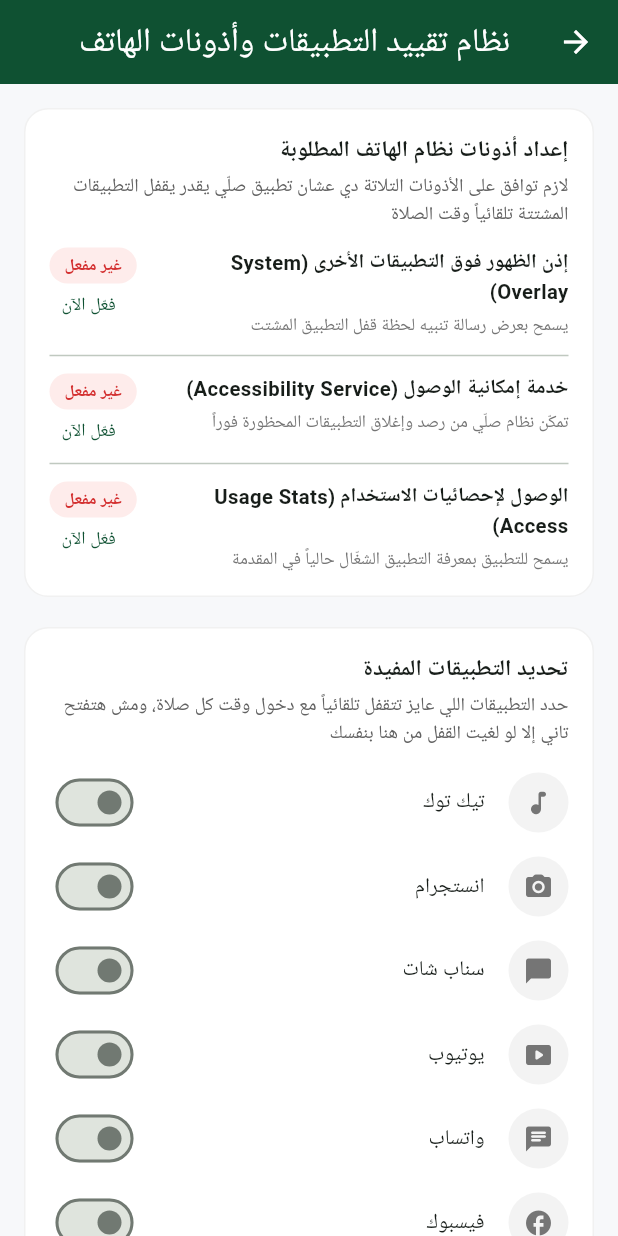
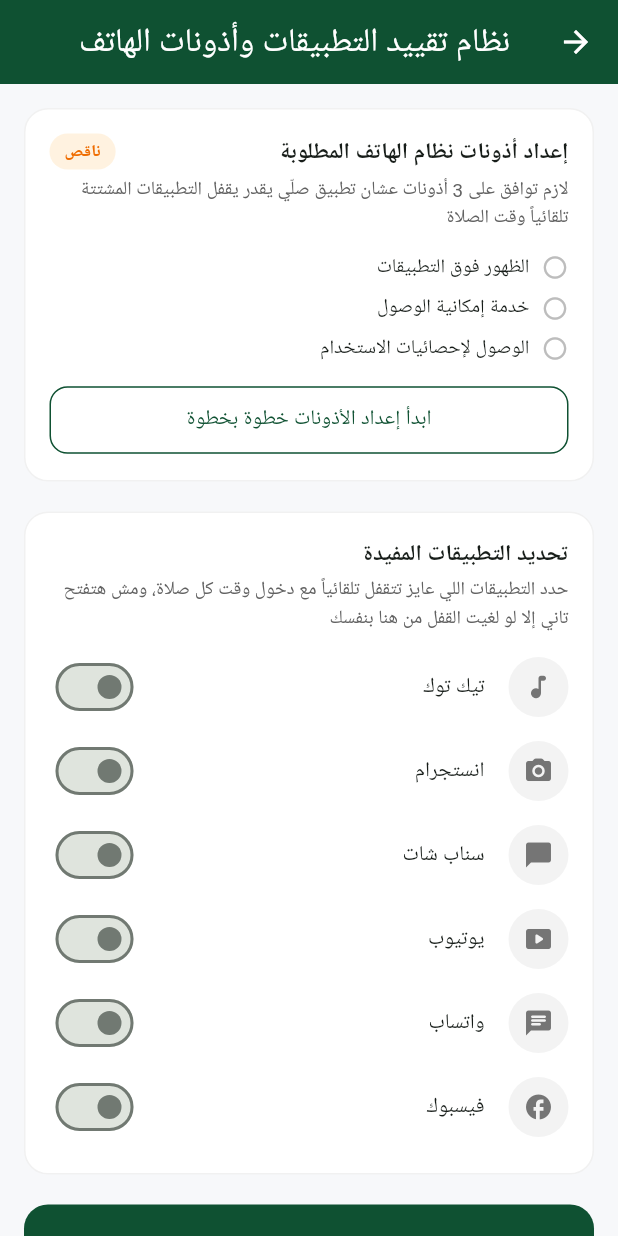
Before and after one commit to mahmoudkhalifakh91-arch/salii, a Flutter app: the AppBlockScreen screen opened directly, on a phone screen of 412 x 824 dp. Run offline on Flutter 3.47's test engine with Material 3 defaults, Android fonts, the phone set to English and light mode, and no system bars; our stand-ins replace adhan, audioplayers, flutter_compass, flutter_local_notifications, flutter_timezone, geolocator and 2 more; missing offline and left inert: quran; accounts and stored records are empty.

Commit message:
Add files via upload

```diff
--- a/lib/screens/app_block_screen.dart
+++ b/lib/screens/app_block_screen.dart
@@ -5,6 +5,7 @@
 import '../services/settings_service.dart';
 import '../services/location_service.dart';
 import '../services/prayer_service.dart';
+import 'permission_wizard_screen.dart';
 
 const _brandGreen = Color(0xFF0F5132);
 
@@ -171,97 +172,79 @@
       child: Column(
         crossAxisAlignment: CrossAxisAlignment.start,
         children: [
-          const Text(
-            'إعداد أذونات نظام الهاتف المطلوبة',
-            style: TextStyle(fontWeight: FontWeight.bold, fontSize: 15),
+          Row(
+            children: [
+              const Expanded(
+                child: Text(
+                  'إعداد أذونات نظام الهاتف المطلوبة',
+                  style: TextStyle(fontWeight: FontWeight.bold, fontSize: 15),
+                ),
+              ),
+              Container(
+                padding: const EdgeInsets.symmetric(horizontal: 10, vertical: 4),
+                decoration: BoxDecoration(
+                  color: _allPermissionsGranted
+                      ? Colors.green.withOpacity(0.12)
+                      : Colors.orange.withOpacity(0.12),
+                  borderRadius: BorderRadius.circular(20),
+                ),
+                child: Text(
+                  _allPermissionsGranted ? 'مكتمل' : 'ناقص',
+                  style: TextStyle(
+                    fontSize: 11,
+                    fontWeight: FontWeight.bold,
+                    color: _allPermissionsGranted ? Colors.green.shade800 : Colors.orange.shade800,
+                  ),
+                ),
+              ),
+            ],
           ),
           const SizedBox(height: 4),
           Text(
-            'لازم توافق على الأذونات التلاتة دي عشان تطبيق صلّي يقدر يقفل التطبيقات المشتتة تلقائياً وقت الصلاة',
+            'لازم توافق على 3 أذونات عشان تطبيق صلّي يقدر يقفل التطبيقات المشتتة تلقائياً وقت الصلاة',
             style: TextStyle(fontSize: 12.5, color: Colors.grey.shade700, height: 1.5),
           ),
-          const SizedBox(height: 12),
-          _permissionRow(
-            title: 'إذن الظهور فوق التطبيقات الأخرى (System Overlay)',
-            subtitle: 'يسمح بعرض رسالة تنبيه لحظة قفل التطبيق المشتت',
-            granted: _overlayGranted,
-            onTap: () async {
-              await AppBlockService.instance.requestOverlayPermission();
-            },
-          ),
-          const Divider(height: 24),
-          _permissionRow(
-            title: 'خدمة إمكانية الوصول (Accessibility Service)',
-            subtitle: 'تمكّن نظام صلّي من رصد وإغلاق التطبيقات المحظورة فوراً',
-            granted: _accessibilityGranted,
-            onTap: () async {
-              await AppBlockService.instance.requestAccessibilityPermission();
-            },
-          ),
-          const Divider(height: 24),
-          _permissionRow(
-            title: 'الوصول لإحصائيات الاستخدام (Usage Stats Access)',
-            subtitle: 'يسمح للتطبيق بمعرفة التطبيق الشغّال حالياً في المقدمة',
-            granted: _usageStatsGranted,
-            onTap: () async {
-              await AppBlockService.instance.requestUsageStatsPermission();
-            },
+          const SizedBox(height: 14),
+          _permissionStatusRow('الظهور فوق التطبيقات', _overlayGranted),
+          const SizedBox(height: 8),
+          _permissionStatusRow('خدمة إمكانية الوصول', _accessibilityGranted),
+          const SizedBox(height: 8),
+          _permissionStatusRow('الوصول لإحصائيات الاستخدام', _usageStatsGranted),
+          const SizedBox(height: 14),
+          SizedBox(
+            width: double.infinity,
+            child: OutlinedButton(
+              style: OutlinedButton.styleFrom(
+                foregroundColor: _brandGreen,
+                side: BorderSide(color: _brandGreen),
+                padding: const EdgeInsets.symmetric(vertical: 12),
+                shape: RoundedRectangleBorder(borderRadius: BorderRadius.circular(12)),
+              ),
+              onPressed: () async {
+                await Navigator.of(context).push(
+                  MaterialPageRoute(builder: (_) => const PermissionWizardScreen()),
+                );
+                await _refreshPermissions();
+              },
+              child: Text(_allPermissionsGranted ? 'مراجعة الأذونات' : 'ابدأ إعداد الأذونات خطوة بخطوة'),
+            ),
           ),
         ],
       ),
     );
   }
 
-  Widget _permissionRow({
-    required String title,
-    required String subtitle,
-    required bool granted,
-    required VoidCallback onTap,
-  }) {
+  Widget _permissionStatusRow(String title, bool granted) {
     return Row(
-      crossAxisAlignment: CrossAxisAlignment.start,
       children: [
+        Icon(
+          granted ? Icons.check_circle_rounded : Icons.radio_button_unchecked_rounded,
+          size: 18,
+          color: granted ? Colors.green : Colors.grey.shade400,
+        ),
+        const SizedBox(width: 8),
         Expanded(
-          child: Column(
-            crossAxisAlignment: CrossAxisAlignment.start,
-            children: [
-              Text(title, style: const TextStyle(fontWeight: FontWeight.w600, fontSize: 13.5)),
-              const SizedBox(height: 4),
-              Text(subtitle, style: TextStyle(fontSize: 11.5, color: Colors.grey.shade600, height: 1.4)),
-            ],
-          ),
-        ),
-        const SizedBox(width: 12),
-        Column(
-          crossAxisAlignment: CrossAxisAlignment.end,
-          children: [
-            Container(
-              padding: const EdgeInsets.symmetric(horizontal: 10, vertical: 4),
-              decoration: BoxDecoration(
-                color: granted ? Colors.green.withOpacity(0.12) : Colors.red.withOpacity(0.1),
-                borderRadius: BorderRadius.circular(20),
-              ),
-              child: Text(
-                granted ? 'مفعل بنجاح' : 'غير مفعل',
-                style: TextStyle(
-                  fontSize: 11,
-                  fontWeight: FontWeight.bold,
-                  color: granted ? Colors.green.shade800 : Colors.red.shade700,
-                ),
-              ),
-            ),
-            const SizedBox(height: 6),
-            if (!granted)
-              TextButton(
-                onPressed: onTap,
-                style: TextButton.styleFrom(
-                  padding: const EdgeInsets.symmetric(horizontal: 8),
-                  minimumSize: Size.zero,
-                  tapTargetSize: MaterialTapTargetSize.shrinkWrap,
-                ),
-                child: const Text('فعّل الآن', style: TextStyle(fontSize: 12)),
-              ),
-          ],
+          child: Text(title, style: const TextStyle(fontSize: 13)),
         ),
       ],
     );
--- a/lib/screens/prayer_screen.dart
+++ b/lib/screens/prayer_screen.dart
@@ -5,6 +5,7 @@
 import '../services/location_service.dart';
 import '../services/settings_service.dart';
 import '../services/notification_service.dart';
+import '../services/app_block_service.dart';
 import '../models/prayer_model.dart';
 
 class PrayerScreen extends StatefulWidget {
@@ -77,6 +78,10 @@
       final muezzinId = await SettingsService.instance.getMuezzin();
       await NotificationService.instance
           .scheduleForPrayers(toSchedule, muezzinId: muezzinId);
+      await AppBlockService.instance.scheduleAdhanAlerts(
+        toSchedule.map((p) => (name: p.nameAr, time: p.time)).toList(),
+        muezzinId,
+      );
     } else {
       await NotificationService.instance.cancelAll();
     }
--- a/lib/screens/settings_screen.dart
+++ b/lib/screens/settings_screen.dart
@@ -69,6 +69,11 @@
           );
     await NotificationService.instance
         .scheduleForPrayers(toSchedule, muezzinId: _muezzin);
+
+    await AppBlockService.instance.scheduleAdhanAlerts(
+      toSchedule.map((p) => (name: p.nameAr, time: p.time)).toList(),
+      _muezzin,
+    );
 
     if (await SettingsService.instance.getAppBlockEnabled()) {
       await AppBlockService.instance.schedulePrayerBlocks(
```
Also changed, not shown: lib/screens/permission_wizard_screen.dart (added, +253 -0 lines), lib/services/app_block_service.dart (+20 -0 lines), lib/services/audio_service.dart (+4 -3 lines), 23 other files.
